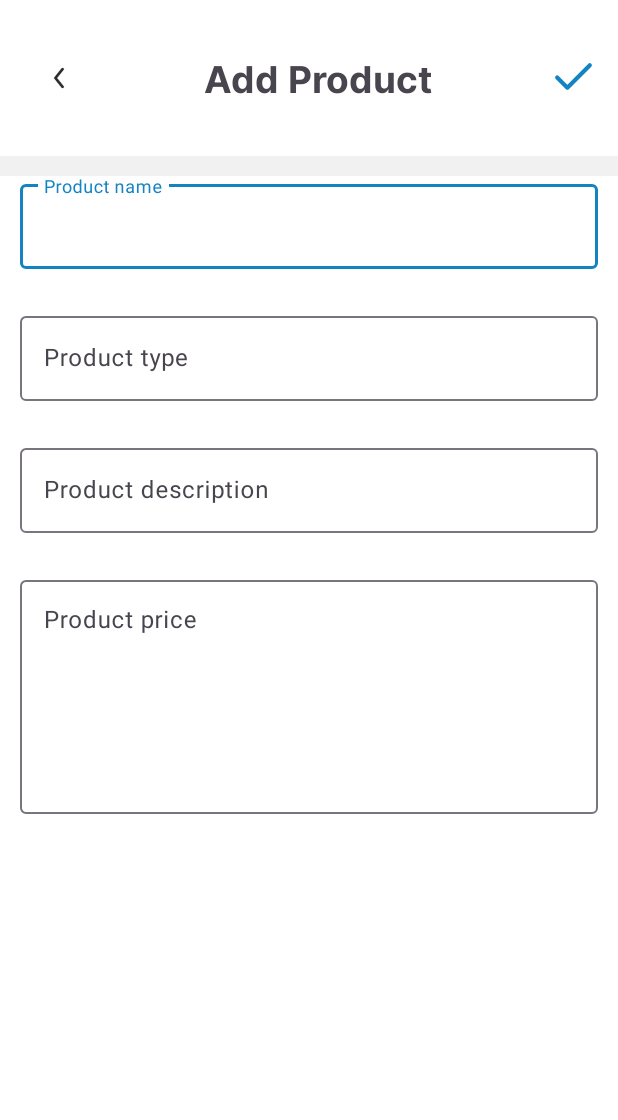
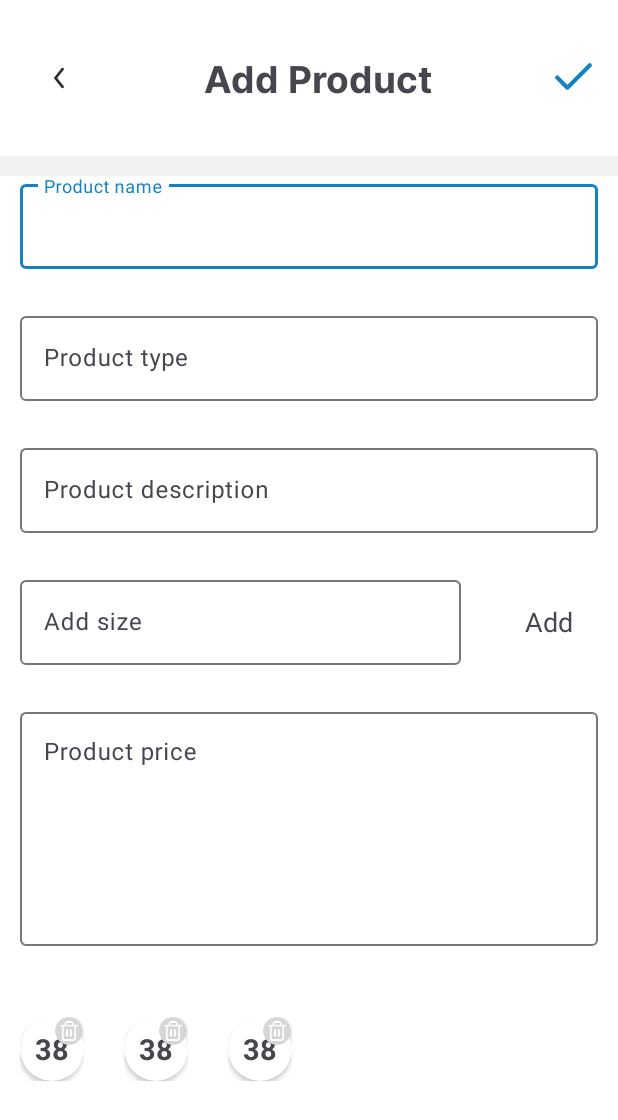
Before and after one commit to truonglam5555/ShoesShop, an Android app: the layout activity_add_product.xml on its own in the app's theme, with its tools: preview values and no code run, on a phone screen of 412 x 824 dp. Shown: the top 1120 px of the screen. Run offline under Robolectric (Android 15) with nearby library versions, the phone set to English and light mode, and no system bars.

Commit message:
add product

```diff
--- a/app/src/main/res/layout/activity_add_product.xml
+++ b/app/src/main/res/layout/activity_add_product.xml
@@ -105,6 +105,40 @@
                 android:textColorHint="@color/gray" />
         </com.google.android.material.textfield.TextInputLayout>
 
+        <LinearLayout
+            android:orientation="horizontal"
+            android:layout_width="match_parent"
+            android:layout_height="wrap_content">
+            <com.google.android.material.textfield.TextInputLayout
+                android:layout_weight="1"
+                android:id="@+id/edt_size"
+                android:layout_width="0dp"
+                android:layout_marginTop="@dimen/_20sdp"
+                android:layout_height="wrap_content"
+                android:layout_marginStart="@dimen/_10sdp"
+                android:layout_marginEnd="@dimen/_10sdp">
+
+                <com.google.android.material.textfield.TextInputEditText
+                    android:layout_width="match_parent"
+                    android:layout_height="wrap_content"
+                    android:hint="Add size"
+                    android:inputType="number"
+                    android:textColor="@color/black"
+                    android:textColorHint="@color/gray" />
+            </com.google.android.material.textfield.TextInputLayout>
+            <androidx.appcompat.widget.AppCompatTextView
+                android:id="@+id/btn_add_size"
+                android:layout_marginTop="@dimen/_12sdp"
+                android:paddingVertical="@dimen/_12sdp"
+                android:layout_gravity="center"
+                android:textSize="@dimen/_14sdp"
+                android:textAlignment="center"
+                android:layout_weight="0.2"
+                android:text="Add"
+                android:layout_width="wrap_content"
+                android:layout_height="wrap_content"/>
+        </LinearLayout>
+
         <com.google.android.material.textfield.TextInputLayout
             android:id="@+id/edt_price"
             android:layout_width="match_parent"
@@ -123,10 +157,12 @@
                 android:textColorHint="@color/gray" />
         </com.google.android.material.textfield.TextInputLayout>
 
+
         <androidx.recyclerview.widget.RecyclerView
             android:id="@+id/recyclerView"
             android:layout_width="match_parent"
             android:layout_height="wrap_content"
+            tools:listitem="@layout/item_size_delete"
             android:layout_marginTop="@dimen/_10sdp"
             android:orientation="horizontal"
             app:layoutManager="androidx.recyclerview.widget.LinearLayoutManager" />
--- /dev/null
+++ b/app/src/main/res/layout/item_size_delete.xml
@@ -0,0 +1,41 @@
+<?xml version="1.0" encoding="utf-8"?>
+<LinearLayout xmlns:android="http://schemas.android.com/apk/res/android"
+    xmlns:app="http://schemas.android.com/apk/res-auto"
+    android:layout_width="wrap_content"
+    android:layout_height="wrap_content"
+    android:layout_margin="@dimen/_10sdp">
+    <RelativeLayout
+        android:layout_width="wrap_content"
+        android:layout_height="wrap_content">
+        <androidx.cardview.widget.CardView
+            android:id="@+id/cardView"
+            android:background="@color/white"
+            android:layout_width="@dimen/_33sdp"
+            android:layout_height="@dimen/_33sdp"
+            app:cardCornerRadius="@dimen/_50sdp">
+
+            <TextView
+                android:id="@+id/tv_size"
+                android:layout_width="wrap_content"
+                android:layout_height="wrap_content"
+                android:layout_gravity="center"
+                android:gravity="center"
+                android:text="38"
+                android:textSize="@dimen/_15ssp"
+                android:textStyle="bold" />
+        </androidx.cardview.widget.CardView>
+        <androidx.cardview.widget.CardView
+            android:id="@+id/btn_delete"
+            app:cardCornerRadius="@dimen/_14sdp"
+            android:layout_marginStart="@dimen/_18sdp"
+            android:layout_width="wrap_content"
+            app:contentPadding="@dimen/_2sdp"
+            app:cardBackgroundColor="@color/red"
+            android:layout_height="wrap_content">
+            <ImageView
+                android:layout_width="@dimen/_10sdp"
+                android:layout_height="@dimen/_10sdp"
+                android:src="@drawable/ic_delete"/>
+        </androidx.cardview.widget.CardView>
+    </RelativeLayout>
+</LinearLayout>
```
Also changed, not shown: app/src/main/java/com/example/shoesshop/features/admin/product/AdapterSizeProductDelete.kt (added, +24 -0 lines), app/src/main/java/com/example/shoesshop/features/admin/product/AddProductActivity.kt (+45 -10 lines).
